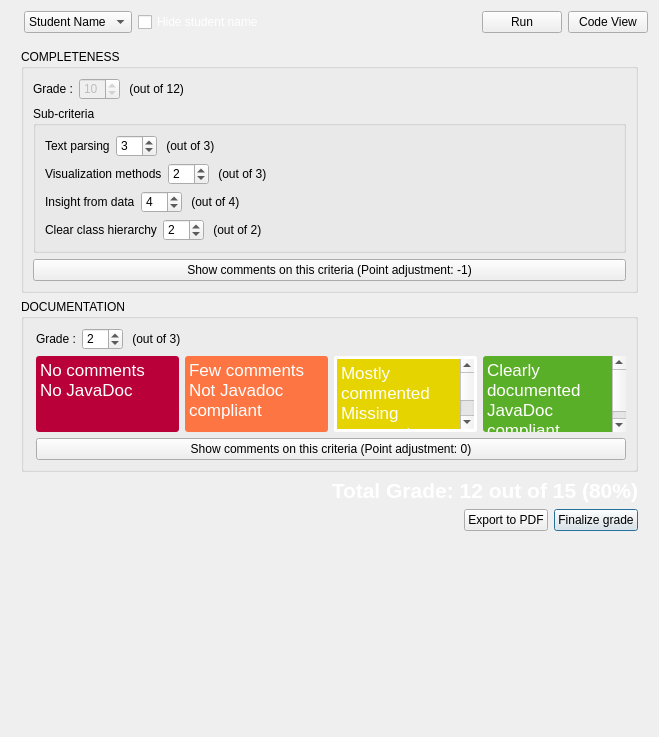
Old version of the form TurboGrade/ui/gradeoverview.ui in the repository wassgha/TurboGrade.
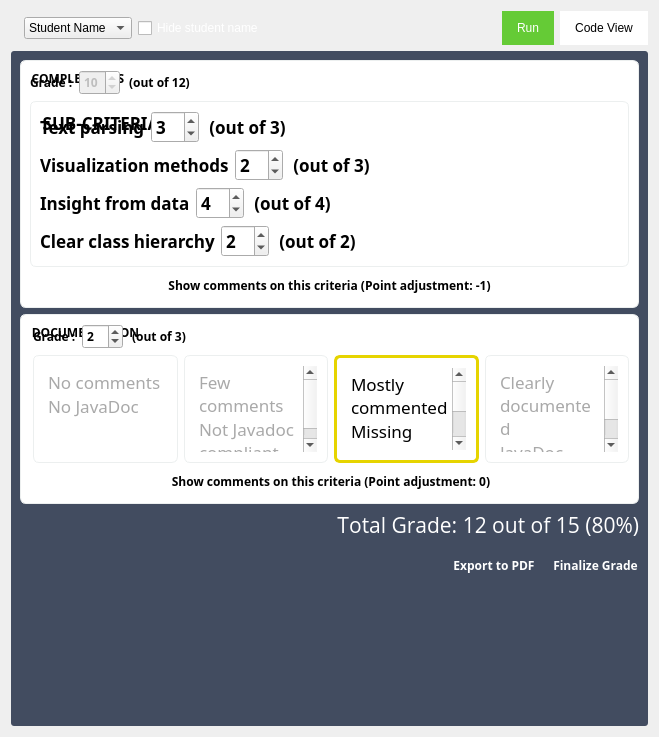
New version of the form. Icons and pictures are not drawn.

```diff
--- a/TurboGrade/ui/gradeoverview.ui
+++ b/TurboGrade/ui/gradeoverview.ui
@@ -29,29 +29,80 @@
 color:white;
 }
 
-QScrollArea {background-color:transparent;}
-
 #level1 {
-	color: white;
-	background: rgb(185, 0, 57);
-	border-radius: 3px;
+	color: darkgray;
+	/* border: rgb(185, 0, 57); */
+	background-color: white;
+	border-radius: 6px;
+	padding: 10px;
+	border: 1px solid rgb(236, 239, 239);
 }
 
 #level2 {
-	color: white;
-	background: rgb(253, 117, 66);
-	border-radius: 3px;
+	color: darkgray;
+	/* background: rgb(253, 117, 66); */
+	background-color: white;
+	border-radius: 6px;
+	padding: 10px;
+	border: 1px solid rgb(236, 239, 239);
 }
 #level3 {
-	color: white;
-	background: rgb(230, 212, 0);
-	border: 3px solid white;
-	border-radius: 3px;
+	color: black;
+	background-color: white;
+	border: 3px solid rgb(230, 212, 0);
+	border-radius: 6px;
+	padding: 10px;
 }
 #level4 {
+	color: darkgray;
+	/* background: rgb(90, 175, 40); */
+	background-color: white;
+	border-radius: 6px;
+	padding: 10px;
+	border: 1px solid rgb(236, 239, 239);
+}
+
+
+#scrollArea   {
+ background-color:rgb(66, 76, 96);
+border-radius:3px;
+}
+QAbstractScrollArea #scrollAreaWidgetContents  {
+ background-color:transparent;
+}
+QGroupBox {
+    background-color: white;
+	border-radius:6px;
+	padding-top: 3ex;
+	border: 1px solid rgb(236, 239, 239);
+}
+QGroupBox::title {
+	font-family:Montserrat;
+	font-size:18px;
+	margin-top: 10px;
+	margin-left: 10px;
+	background:transparent;
+	font-weight: bold;
+}
+
+#run, #code_view {
+	padding: 10px;
+	padding-left: 15px;
+	padding-right: 15px;
+	background: white;
+	border-radius: 18px;
+}
+
+#run {
 	color: white;
-	background: rgb(90, 175, 40);
-	border-radius: 3px;
+	background: rgb(101, 203, 54);
+}
+
+#export_pdf, #finalize {
+	color: white;
+	padding: 10px;
+	padding-right:0px;
+	padding-bottom:0px;
 }</string>
   </property>
   <layout class="QVBoxLayout" name="verticalLayout_5">
@@ -125,25 +176,36 @@
        <property name="text">
         <string>Run</string>
        </property>
+       <property name="icon">
+        <iconset resource="resources.qrc">
+         <normaloff>:/misc/res/play-button-white.png</normaloff>:/misc/res/play-button-white.png</iconset>
+       </property>
        <property name="iconSize">
         <size>
-         <width>10</width>
-         <height>10</height>
+         <width>24</width>
+         <height>24</height>
         </size>
        </property>
       </widget>
      </item>
      <item>
-      <widget class="QPushButton" name="overview">
+      <widget class="QPushButton" name="code_view">
        <property name="text">
         <string>Code View</string>
        </property>
+       <property name="icon">
+        <iconset resource="resources.qrc">
+         <normaloff>:/misc/res/grade.png</normaloff>:/misc/res/grade.png</iconset>
+       </property>
        <property name="iconSize">
         <size>
-         <width>10</width>
-         <height>10</height>
+         <width>24</width>
+         <height>24</height>
         </size>
        </property>
+       <property name="default">
+        <bool>false</bool>
+       </property>
       </widget>
      </item>
     </layout>
@@ -157,31 +219,7 @@
       </sizepolicy>
      </property>
      <property name="styleSheet">
-      <string notr="true">#scrollArea   {
- background-color:rgb(66, 76, 96);
-border-radius:3px;
-}
-QAbstractScrollArea #scrollAreaWidgetContents  {
- background-color:transparent;
-}
-QGroupBox {
-    background-color: rgba(255, 255, 255, 0.85);
-	border-radius:3px;
-	margin-top: 3ex;
-}
-QGroupBox::title {
-	color: white;
-	margin-top: -40px;
-	margin-left: 10px;
-}
-
-QGroupBox &gt; QGroupBox {
-	margin-top:20px;
-}
-
-QGroupBox &gt; QGroupBox::title {
-	color: black;
-}</string>
+      <string notr="true"/>
      </property>
      <property name="frameShadow">
       <enum>QFrame::Plain</enum>
@@ -201,7 +239,7 @@
         <x>0</x>
         <y>0</y>
         <width>635</width>
-        <height>602</height>
+        <height>652</height>
        </rect>
       </property>
       <property name="sizePolicy">
@@ -231,6 +269,13 @@
            <height>16777215</height>
           </size>
          </property>
+         <property name="font">
+          <font>
+           <family>Avenir</family>
+           <weight>75</weight>
+           <bold>true</bold>
+          </font>
+         </property>
          <property name="title">
           <string>COMPLETENESS</string>
          </property>
@@ -284,8 +329,19 @@
           </item>
           <item>
            <widget class="QGroupBox" name="groupBox_3">
+            <property name="font">
+             <font>
+              <family>Avenir</family>
+              <pointsize>13</pointsize>
+              <weight>75</weight>
+              <bold>true</bold>
+             </font>
+            </property>
             <property name="title">
-             <string>Sub-criteria</string>
+             <string>SUB-CRITERIA</string>
+            </property>
+            <property name="flat">
+             <bool>false</bool>
             </property>
             <layout class="QVBoxLayout" name="verticalLayout_4">
              <item>
@@ -343,6 +399,9 @@
                  <property name="enabled">
                   <bool>true</bool>
                  </property>
+                 <property name="styleSheet">
+                  <string notr="true"/>
+                 </property>
                  <property name="value">
                   <number>2</number>
                  </property>
@@ -460,6 +519,9 @@
             <property name="text">
              <string>Show comments on this criteria (Point adjustment: -1)</string>
             </property>
+            <property name="flat">
+             <bool>true</bool>
+            </property>
            </widget>
           </item>
          </layout>
@@ -479,6 +541,13 @@
            <height>16777215</height>
           </size>
          </property>
+         <property name="font">
+          <font>
+           <family>Avenir</family>
+           <weight>75</weight>
+           <bold>true</bold>
+          </font>
+         </property>
          <property name="title">
           <string>DOCUMENTATION</string>
          </property>
@@ -612,6 +681,11 @@
                 <verstretch>0</verstretch>
                </sizepolicy>
               </property>
+              <property name="font">
+               <font>
+                <family>Avenir</family>
+               </font>
+              </property>
               <property name="frameShape">
                <enum>QFrame::StyledPanel</enum>
               </property>
@@ -631,9 +705,9 @@
                <string>&lt;!DOCTYPE HTML PUBLIC &quot;-//W3C//DTD HTML 4.0//EN&quot; &quot;http://www.w3.org/TR/REC-html40/strict.dtd&quot;&gt;
 &lt;html&gt;&lt;head&gt;&lt;meta name=&quot;qrichtext&quot; content=&quot;1&quot; /&gt;&lt;style type=&quot;text/css&quot;&gt;
 p, li { white-space: pre-wrap; }
-&lt;/style&gt;&lt;/head&gt;&lt;body style=&quot; font-family:'.SF NS Text'; font-size:13pt; font-weight:400; font-style:normal;&quot;&gt;
-&lt;p style=&quot; margin-top:0px; margin-bottom:0px; margin-left:0px; margin-right:0px; -qt-block-indent:0; text-indent:0px;&quot;&gt;Mostly commented&lt;/p&gt;
-&lt;p style=&quot; margin-top:0px; margin-bottom:0px; margin-left:0px; margin-right:0px; -qt-block-indent:0; text-indent:0px;&quot;&gt;Missing comments inside methods&lt;/p&gt;&lt;/body&gt;&lt;/html&gt;</string>
+&lt;/style&gt;&lt;/head&gt;&lt;body style=&quot; font-family:'Avenir'; font-size:13pt; font-weight:400; font-style:normal;&quot;&gt;
+&lt;p style=&quot; margin-top:0px; margin-bottom:0px; margin-left:0px; margin-right:0px; -qt-block-indent:0; text-indent:0px;&quot;&gt;&lt;span style=&quot; font-family:'.SF NS Text';&quot;&gt;Mostly commented&lt;/span&gt;&lt;/p&gt;
+&lt;p style=&quot; margin-top:0px; margin-bottom:0px; margin-left:0px; margin-right:0px; -qt-block-indent:0; text-indent:0px;&quot;&gt;&lt;span style=&quot; font-family:'.SF NS Text';&quot;&gt;Missing comments inside methods&lt;/span&gt;&lt;/p&gt;&lt;/body&gt;&lt;/html&gt;</string>
               </property>
               <property name="acceptRichText">
                <bool>true</bool>
@@ -648,6 +722,11 @@
                 <verstretch>0</verstretch>
                </sizepolicy>
               </property>
+              <property name="font">
+               <font>
+                <family>Avenir</family>
+               </font>
+              </property>
               <property name="frameShape">
                <enum>QFrame::StyledPanel</enum>
               </property>
@@ -667,9 +746,9 @@
                <string>&lt;!DOCTYPE HTML PUBLIC &quot;-//W3C//DTD HTML 4.0//EN&quot; &quot;http://www.w3.org/TR/REC-html40/strict.dtd&quot;&gt;
 &lt;html&gt;&lt;head&gt;&lt;meta name=&quot;qrichtext&quot; content=&quot;1&quot; /&gt;&lt;style type=&quot;text/css&quot;&gt;
 p, li { white-space: pre-wrap; }
-&lt;/style&gt;&lt;/head&gt;&lt;body style=&quot; font-family:'.SF NS Text'; font-size:13pt; font-weight:400; font-style:normal;&quot;&gt;
-&lt;p style=&quot; margin-top:0px; margin-bottom:0px; margin-left:0px; margin-right:0px; -qt-block-indent:0; text-indent:0px;&quot;&gt;Clearly documented&lt;/p&gt;
-&lt;p style=&quot; margin-top:0px; margin-bottom:0px; margin-left:0px; margin-right:0px; -qt-block-indent:0; text-indent:0px;&quot;&gt;JavaDoc compliant&lt;/p&gt;&lt;/body&gt;&lt;/html&gt;</string>
+&lt;/style&gt;&lt;/head&gt;&lt;body style=&quot; font-family:'Avenir'; font-size:13pt; font-weight:400; font-style:normal;&quot;&gt;
+&lt;p style=&quot; margin-top:0px; margin-bottom:0px; margin-left:0px; margin-right:0px; -qt-block-indent:0; text-indent:0px;&quot;&gt;&lt;span style=&quot; font-family:'.SF NS Text';&quot;&gt;Clearly documented&lt;/span&gt;&lt;/p&gt;
+&lt;p style=&quot; margin-top:0px; margin-bottom:0px; margin-left:0px; margin-right:0px; -qt-block-indent:0; text-indent:0px;&quot;&gt;&lt;span style=&quot; font-family:'.SF NS Text';&quot;&gt;JavaDoc compliant&lt;/span&gt;&lt;/p&gt;&lt;/body&gt;&lt;/html&gt;</string>
               </property>
               <property name="acceptRichText">
                <bool>true</bool>
@@ -683,6 +762,9 @@
             <property name="text">
              <string>Show comments on this criteria (Point adjustment: 0)</string>
             </property>
+            <property name="flat">
+             <bool>true</bool>
+            </property>
            </widget>
           </item>
          </layout>
@@ -692,9 +774,11 @@
         <widget class="QLabel" name="total_grade">
          <property name="font">
           <font>
+           <family>Open Sans</family>
            <pointsize>16</pointsize>
-           <weight>75</weight>
-           <bold>true</bold>
+           <weight>50</weight>
+           <bold>false</bold>
+           <kerning>false</kerning>
           </font>
          </property>
          <property name="text">
@@ -708,7 +792,7 @@
        <item>
         <layout class="QHBoxLayout" name="horizontalLayout_6">
          <item>
-          <spacer name="horizontalSpacer_8">
+          <spacer name="spacer">
            <property name="orientation">
             <enum>Qt::Horizontal</enum>
            </property>
@@ -721,22 +805,43 @@
           </spacer>
          </item>
          <item>
-          <widget class="QPushButton" name="pushButton_3">
+          <widget class="QPushButton" name="export_pdf">
+           <property name="font">
+            <font>
+             <family>Open Sans</family>
+             <weight>75</weight>
+             <bold>true</bold>
+            </font>
+           </property>
            <property name="text">
             <string>Export to PDF</string>
            </property>
+           <property name="default">
+            <bool>true</bool>
+           </property>
+           <property name="flat">
+            <bool>true</bool>
+           </property>
           </widget>
          </item>
          <item>
-          <widget class="QPushButton" name="pushButton_4">
+          <widget class="QPushButton" name="finalize">
+           <property name="font">
+            <font>
+             <family>Open Sans</family>
+             <weight>75</weight>
+             <bold>true</bold>
+             <kerning>true</kerning>
+            </font>
+           </property>
            <property name="text">
-            <string>Finalize grade</string>
+            <string>Finalize Grade</string>
            </property>
            <property name="default">
             <bool>true</bool>
            </property>
            <property name="flat">
-            <bool>false</bool>
+            <bool>true</bool>
            </property>
           </widget>
          </item>
```
